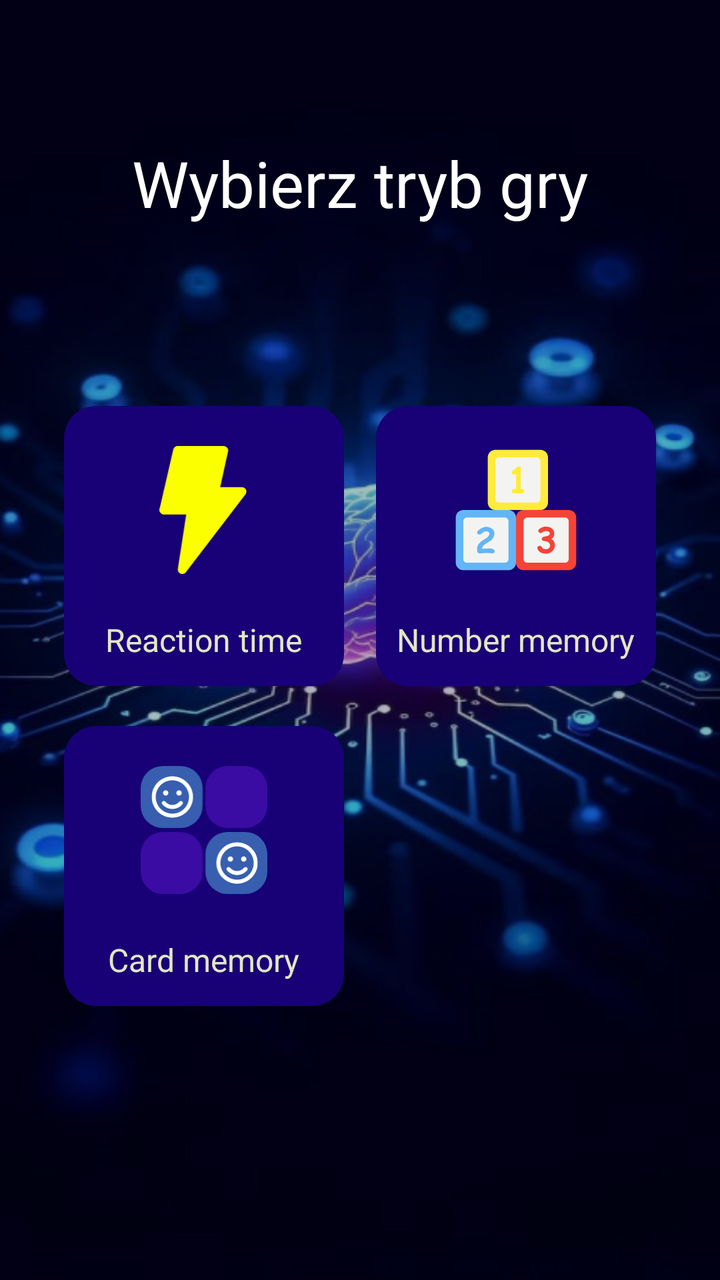
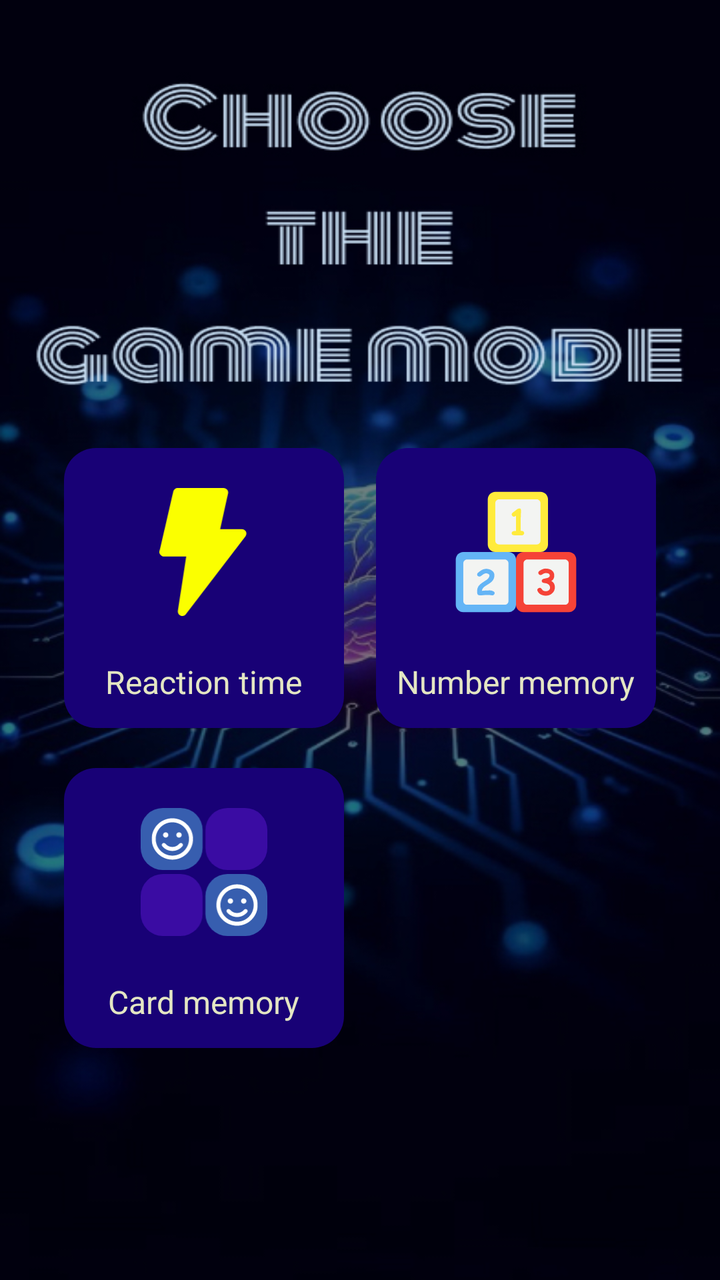

An Android layout rendered at two revisions. The XML below is the earlier revision; the diff shows what the commit changed to produce the second picture.
<!-- AndroidManifest.xml: application theme Theme.TheHumanLab -->
<!-- res/layout/activity_select_game.xml -->
<?xml version="1.0" encoding="utf-8"?>
<androidx.constraintlayout.widget.ConstraintLayout xmlns:android="http://schemas.android.com/apk/res/android"
    xmlns:app="http://schemas.android.com/apk/res-auto"
    xmlns:tools="http://schemas.android.com/tools"
    android:id="@+id/main"
    android:layout_width="match_parent"
    android:layout_height="match_parent"
    android:background="@drawable/background"
    tools:context=".SelectGameActivity">

    <TextView
        android:id="@+id/select_game_screen_title"
        android:layout_width="wrap_content"
        android:layout_height="wrap_content"
        app:layout_constraintTop_toTopOf="parent"
        app:layout_constraintLeft_toLeftOf="parent"
        app:layout_constraintRight_toRightOf="parent"
        android:text="Wybierz tryb gry"
        android:textColor="@color/white"
        android:textSize="32sp"
        android:layout_marginTop="70dp"
        />

    <FrameLayout
        android:id="@+id/reaction_game_btn"
        android:layout_width="140dp"
        android:layout_height="140dp"
        android:gravity="center"
        android:background="@drawable/function_button"
        app:layout_constraintTop_toBottomOf="@id/select_game_screen_title"
        app:layout_constraintLeft_toLeftOf="parent"
        android:clickable="true"
        android:focusable="true"
        android:layout_marginTop="90dp"
        android:layout_marginLeft="32dp" >

        <ImageView
            android:id="@+id/reaction_button_icon"
            android:layout_width="64dp"
            android:layout_height="64dp"
            android:layout_gravity="center_horizontal"
            android:layout_marginTop="20dp"
            android:src="@drawable/reaction"
            android:scaleType="fitCenter"
            />

        <TextView
            android:id="@+id/reaction_button_text"
            android:layout_width="wrap_content"
            android:layout_height="wrap_content"
            android:text="Reaction time"
            android:textColor="@color/main_text_color"
            android:textSize="16sp"
            android:layout_gravity="center_horizontal"
            android:layout_marginTop="106dp"
             />
    </FrameLayout>

    <FrameLayout
        android:id="@+id/numbers_game_btn"
        android:layout_width="140dp"
        android:layout_height="140dp"
        android:gravity="center"
        android:background="@drawable/function_button"
        app:layout_constraintTop_toBottomOf="@id/select_game_screen_title"
        app:layout_constraintRight_toRightOf="parent"
        android:layout_marginTop="90dp"
        android:layout_marginRight="32dp"
        android:clickable="true"
        android:focusable="true">

        <ImageView
            android:id="@+id/numbers_button_icon"
            android:layout_width="64dp"
            android:layout_height="64dp"
            android:layout_gravity="center_horizontal"
            android:layout_marginTop="20dp"
            android:src="@drawable/numbers"
            android:scaleType="fitCenter"
            />

        <TextView
            android:id="@+id/numbers_button_text"
            android:layout_width="wrap_content"
            android:layout_height="wrap_content"
            android:text="Number memory"
            android:textColor="@color/main_text_color"
            android:textSize="16sp"
            android:layout_gravity="center_horizontal"
            android:layout_marginTop="106dp"
            />
    </FrameLayout>

    <FrameLayout
        android:id="@+id/cards_game_btn"
        android:layout_width="140dp"
        android:layout_height="140dp"
        android:gravity="center"
        android:background="@drawable/function_button"
        app:layout_constraintTop_toBottomOf="@id/reaction_game_btn"
        app:layout_constraintLeft_toLeftOf="parent"
        android:layout_marginTop="20dp"
        android:layout_marginLeft="32dp"
        android:clickable="true"
        android:focusable="true">

        <ImageView
            android:id="@+id/cards_button_icon"
            android:layout_width="64dp"
            android:layout_height="64dp"
            android:layout_gravity="center_horizontal"
            android:layout_marginTop="20dp"
            android:src="@drawable/cards"
            android:scaleType="fitCenter"

            />

        <TextView
            android:id="@+id/cards_button_text"
            android:layout_width="wrap_content"
            android:layout_height="wrap_content"
            android:text="Card memory"
            android:textColor="@color/main_text_color"
            android:textSize="16sp"
            android:layout_gravity="center_horizontal"
            android:layout_marginTop="106dp"
            />
    </FrameLayout>




</androidx.constraintlayout.widget.ConstraintLayout>
<!-- resources referenced by this layout -->
<resources>
  <color name="main_text_color">#E4E6C3</color>
  <color name="white">#FFFFFFFF</color>
  <!-- drawable background: jpg bitmap (drawable, 163097 bytes) -->
  <!-- drawable cards: vector/xml drawable (drawable, 3282 chars, omitted) -->
  <!-- drawable function_button (drawable) -->
  <?xml version="1.0" encoding="utf-8"?>
  <selector xmlns:android="http://schemas.android.com/apk/res/android">
      <item android:state_pressed="true">
          <shape android:shape="rectangle">
              <solid android:color="@color/function_button_pressed_color"/>
              <corners android:radius="16dp"/>
          </shape>
      </item>
  
      <item>
          <shape android:shape="rectangle">
              <solid android:color="@color/function_button_color"/>
              <corners android:radius="16dp"/>
          </shape>
  
      </item>
  </selector>
  <!-- drawable numbers: vector/xml drawable (drawable, 5844 chars, omitted) -->
  <!-- drawable reaction (drawable) -->
  <vector xmlns:android="http://schemas.android.com/apk/res/android"
      android:width="39dp"
      android:height="56dp"
      android:viewportWidth="39"
      android:viewportHeight="56">
    <path
        android:pathData="M9.274,55.841C8.865,55.668 8.524,55.364 8.307,54.976C8.09,54.589 8.008,54.14 8.074,53.701L11.714,30.001H2.054C1.748,30.009 1.443,29.947 1.165,29.819C0.887,29.691 0.641,29.501 0.448,29.263C0.255,29.025 0.119,28.747 0.05,28.448C-0.018,28.149 -0.017,27.839 0.054,27.541L6.054,1.541C6.159,1.093 6.416,0.696 6.78,0.415C7.144,0.135 7.594,-0.012 8.054,0.001H28.054C28.353,-0 28.648,0.066 28.918,0.194C29.188,0.322 29.426,0.509 29.614,0.741C29.805,0.975 29.94,1.25 30.009,1.545C30.078,1.839 30.08,2.146 30.014,2.441L26.554,18.001H36.054C36.429,18 36.796,18.105 37.114,18.303C37.433,18.501 37.689,18.784 37.854,19.121C37.997,19.444 38.052,19.799 38.014,20.15C37.975,20.502 37.844,20.837 37.634,21.121L11.634,55.121C11.458,55.381 11.223,55.597 10.949,55.75C10.674,55.902 10.368,55.988 10.054,56.001C9.786,55.996 9.522,55.942 9.274,55.841Z"
        android:fillColor="#FBFF00"/>
  </vector>
  <style name="Theme.TheHumanLab" parent="Base.Theme.TheHumanLab" />
  <color name="function_button_pressed_color">#BAA9FE</color>
  <color name="function_button_color">#180176</color>
  <style name="Base.Theme.TheHumanLab" parent="Theme.Material3.DayNight.NoActionBar">
          
          <item name="android:statusBarColor">@color/white</item>
          <item name="android:windowLightStatusBar">true</item>
          
      </style>
</resources>

<!-- the commit's change to res/layout/activity_select_game.xml (unified diff, before → after) -->
@@ -5,21 +5,15 @@
     android:id="@+id/main"
     android:layout_width="match_parent"
     android:layout_height="match_parent"
-    android:background="@drawable/background"
+    android:background="@drawable/game_mode"
     tools:context=".SelectGameActivity">
 
-    <TextView
-        android:id="@+id/select_game_screen_title"
-        android:layout_width="wrap_content"
-        android:layout_height="wrap_content"
-        app:layout_constraintTop_toTopOf="parent"
-        app:layout_constraintLeft_toLeftOf="parent"
-        app:layout_constraintRight_toRightOf="parent"
-        android:text="Wybierz tryb gry"
-        android:textColor="@color/white"
-        android:textSize="32sp"
-        android:layout_marginTop="70dp"
-        />
+<androidx.constraintlayout.widget.Guideline
+    android:layout_width="wrap_content"
+    android:id="@+id/select_game_screen_horizontal_line_1"
+    app:layout_constraintGuide_percent="0.35"
+    android:orientation="horizontal"
+    android:layout_height="wrap_content"/>
 
     <FrameLayout
         android:id="@+id/reaction_game_btn"
@@ -27,11 +21,10 @@
         android:layout_height="140dp"
         android:gravity="center"
         android:background="@drawable/function_button"
-        app:layout_constraintTop_toBottomOf="@id/select_game_screen_title"
+        app:layout_constraintTop_toBottomOf="@id/select_game_screen_horizontal_line_1"
         app:layout_constraintLeft_toLeftOf="parent"
         android:clickable="true"
         android:focusable="true"
-        android:layout_marginTop="90dp"
         android:layout_marginLeft="32dp" >
 
         <ImageView
@@ -62,9 +55,8 @@
         android:layout_height="140dp"
         android:gravity="center"
         android:background="@drawable/function_button"
-        app:layout_constraintTop_toBottomOf="@id/select_game_screen_title"
+        app:layout_constraintTop_toBottomOf="@id/select_game_screen_horizontal_line_1"
         app:layout_constraintRight_toRightOf="parent"
-        android:layout_marginTop="90dp"
         android:layout_marginRight="32dp"
         android:clickable="true"
         android:focusable="true">
<!-- resource entries referenced after the edit -->
@@ -2,7 +2,6 @@
 <resources>
   <color name="main_text_color">#E4E6C3</color>
   <color name="white">#FFFFFFFF</color>
-  <!-- drawable background: jpg bitmap (drawable, 163097 bytes) -->
   <!-- drawable cards: vector/xml drawable (drawable, 3282 chars, omitted) -->
   <!-- drawable function_button (drawable) -->
   <?xml version="1.0" encoding="utf-8"?>
@@ -22,6 +21,7 @@
   
       </item>
   </selector>
+  <!-- drawable game_mode: jpg bitmap (drawable, 173023 bytes) -->
   <!-- drawable numbers: vector/xml drawable (drawable, 5844 chars, omitted) -->
   <!-- drawable reaction (drawable) -->
   <vector xmlns:android="http://schemas.android.com/apk/res/android"
